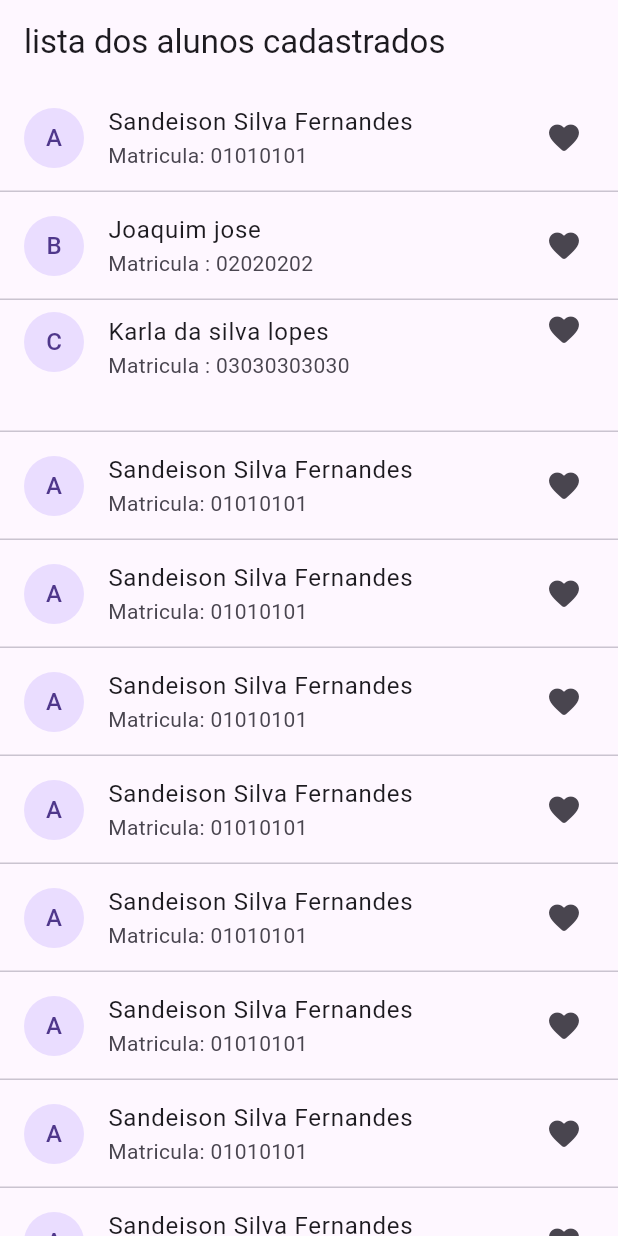
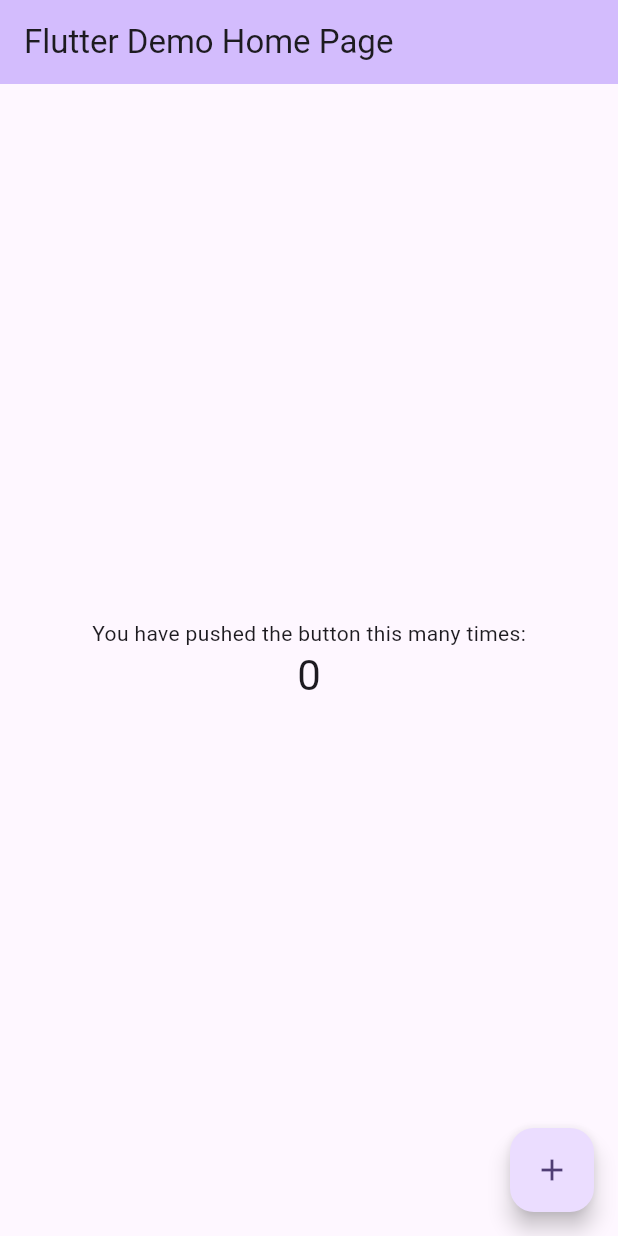
Before and after one commit to siyFred/projeto_escola_flutter, a Flutter app: the screen it shows after launch, on a phone screen of 412 x 824 dp. Run offline on Flutter 3.47's test engine with Material 3 defaults, Android fonts, the phone set to English and light mode, and no system bars.

Commit message:
Corrigindo arquivos da branch main

```diff
--- a/lib/main.dart
+++ b/lib/main.dart
@@ -1,118 +1,122 @@
 import 'package:flutter/material.dart';
 
-/// Flutter code sample for [ListTile].
+void main() {
+  runApp(const MyApp());
+}
 
-void main() => runApp(const ListTileApp());
+class MyApp extends StatelessWidget {
+  const MyApp({super.key});
 
-class ListTileApp extends StatelessWidget {
-  const ListTileApp({super.key});
+  // This widget is the root of your application.
+  @override
+  Widget build(BuildContext context) {
+    return MaterialApp(
+      title: 'Flutter Demo',
+      theme: ThemeData(
+        // This is the theme of your application.
+        //
+        // TRY THIS: Try running your application with "flutter run". You'll see
+        // the application has a purple toolbar. Then, without quitting the app,
+        // try changing the seedColor in the colorScheme below to Colors.green
+        // and then invoke "hot reload" (save your changes or press the "hot
+        // reload" button in a Flutter-supported IDE, or press "r" if you used
+        // the command line to start the app).
+        //
+        // Notice that the counter didn't reset back to zero; the application
+        // state is not lost during the reload. To reset the state, use hot
+        // restart instead.
+        //
+        // This works for code too, not just values: Most code changes can be
+        // tested with just a hot reload.
+        colorScheme: ColorScheme.fromSeed(seedColor: Colors.deepPurple),
+      ),
+      home: const MyHomePage(title: 'Flutter Demo Home Page'),
+    );
+  }
+}
+
+class MyHomePage extends StatefulWidget {
+  const MyHomePage({super.key, required this.title});
+
+  // This widget is the home page of your application. It is stateful, meaning
+  // that it has a State object (defined below) that contains fields that affect
+  // how it looks.
+
+  // This class is the configuration for the state. It holds the values (in this
+  // case the title) provided by the parent (in this case the App widget) and
+  // used by the build method of the State. Fields in a Widget subclass are
+  // always marked "final".
+
+  final String title;
+
+  @override
+  State<MyHomePage> createState() => _MyHomePageState();
+}
+
+class _MyHomePageState extends State<MyHomePage> {
+  int _counter = 0;
+
+  void _incrementCounter() {
+    setState(() {
+      // This call to setState tells the Flutter framework that something has
+      // changed in this State, which causes it to rerun the build method below
+      // so that the display can reflect the updated values. If we changed
+      // _counter without calling setState(), then the build method would not be
+      // called again, and so nothing would appear to happen.
+      _counter++;
+    });
+  }
 
   @override
   Widget build(BuildContext context) {
-    return MaterialApp(theme: ThemeData(useMaterial3: true), home: const ListTileExample());
-  }
-}
-
-class ListTileExample extends StatelessWidget {
-  const ListTileExample({super.key});
-
-  @override
-  Widget build(BuildContext context) {
+    // This method is rerun every time setState is called, for instance as done
+    // by the _incrementCounter method above.
+    //
+    // The Flutter framework has been optimized to make rerunning build methods
+    // fast, so that you can just rebuild anything that needs updating rather
+    // than having to individually change instances of widgets.
     return Scaffold(
-      appBar: AppBar(title: const Text('lista dos alunos cadastrados')),
-      body: ListView(
-        children: const <Widget>[
-          ListTile(
-            leading: CircleAvatar(child: Text('A')),
-            title: Text('Sandeison Silva Fernandes'),
-            subtitle: Text('Matricula: 01010101'),
-            trailing: Icon(Icons.favorite_rounded),
-          ),
-          Divider(height: 0),
-          ListTile(
-            leading: CircleAvatar(child: Text('B')),
-            title: Text('Joaquim jose'),
-            subtitle: Text(
-              'Matricula : 02020202',
+      appBar: AppBar(
+        // TRY THIS: Try changing the color here to a specific color (to
+        // Colors.amber, perhaps?) and trigger a hot reload to see the AppBar
+        // change color while the other colors stay the same.
+        backgroundColor: Theme.of(context).colorScheme.inversePrimary,
+        // Here we take the value from the MyHomePage object that was created by
+        // the App.build method, and use it to set our appbar title.
+        title: Text(widget.title),
+      ),
+      body: Center(
+        // Center is a layout widget. It takes a single child and positions it
+        // in the middle of the parent.
+        child: Column(
+          // Column is also a layout widget. It takes a list of children and
+          // arranges them vertically. By default, it sizes itself to fit its
+          // children horizontally, and tries to be as tall as its parent.
+          //
+          // Column has various properties to control how it sizes itself and
+          // how it positions its children. Here we use mainAxisAlignment to
+          // center the children vertically; the main axis here is the vertical
+          // axis because Columns are vertical (the cross axis would be
+          // horizontal).
+          //
+          // TRY THIS: Invoke "debug painting" (choose the "Toggle Debug Paint"
+          // action in the IDE, or press "p" in the console), to see the
+          // wireframe for each widget.
+          mainAxisAlignment: MainAxisAlignment.center,
+          children: <Widget>[
+            const Text('You have pushed the button this many times:'),
+            Text(
+              '$_counter',
+              style: Theme.of(context).textTheme.headlineMedium,
             ),
-            trailing: Icon(Icons.favorite_rounded),
-          ),
-          Divider(height: 0),
-          ListTile(
-            leading: CircleAvatar(child: Text('C')),
-            title: Text('Karla da silva lopes'),
-            subtitle: Text(
-              "Matricula : 03030303030",
-            ),
-            trailing: Icon(Icons.favorite_rounded),
-            isThreeLine: true,
-          ),
-          Divider(height: 0),
-           ListTile(
-            leading: CircleAvatar(child: Text('A')),
-            title: Text('Sandeison Silva Fernandes'),
-            subtitle: Text('Matricula: 01010101'),
-            trailing: Icon(Icons.favorite_rounded),
-          ),
-          Divider(height: 0),
-           ListTile(
-            leading: CircleAvatar(child: Text('A')),
-            title: Text('Sandeison Silva Fernandes'),
-            subtitle: Text('Matricula: 01010101'),
-            trailing: Icon(Icons.favorite_rounded),
-          ),
-          Divider(height: 0),
-           ListTile(
-            leading: CircleAvatar(child: Text('A')),
-            title: Text('Sandeison Silva Fernandes'),
-            subtitle: Text('Matricula: 01010101'),
-            trailing: Icon(Icons.favorite_rounded),
-          ),
-          Divider(height: 0),
-           ListTile(
-            leading: CircleAvatar(child: Text('A')),
-            title: Text('Sandeison Silva Fernandes'),
-            subtitle: Text('Matricula: 01010101'),
-            trailing: Icon(Icons.favorite_rounded),
-          ),
-          Divider(height: 0),
-           ListTile(
-            leading: CircleAvatar(child: Text('A')),
-            title: Text('Sandeison Silva Fernandes'),
-            subtitle: Text('Matricula: 01010101'),
-            trailing: Icon(Icons.favorite_rounded),
-          ),
-          Divider(height: 0),
-           ListTile(
-            leading: CircleAvatar(child: Text('A')),
-            title: Text('Sandeison Silva Fernandes'),
-            subtitle: Text('Matricula: 01010101'),
-            trailing: Icon(Icons.favorite_rounded),
-          ),
-          Divider(height: 0),
-           ListTile(
-            leading: CircleAvatar(child: Text('A')),
-            title: Text('Sandeison Silva Fernandes'),
-            subtitle: Text('Matricula: 01010101'),
-            trailing: Icon(Icons.favorite_rounded),
-          ),
-          Divider(height: 0),
-           ListTile(
-            leading: CircleAvatar(child: Text('A')),
-            title: Text('Sandeison Silva Fernandes'),
-            subtitle: Text('Matricula: 01010101'),
-            trailing: Icon(Icons.favorite_rounded),
-          ),
-          Divider(height: 0),
-           ListTile(
-            leading: CircleAvatar(child: Text('A')),
-            title: Text('Sandeison Silva Fernandes'),
-            subtitle: Text('Matricula: 01010101'),
-            trailing: Icon(Icons.favorite_rounded),
-          ),
-          Divider(height: 0),
-        ],
+          ],
+        ),
       ),
+      floatingActionButton: FloatingActionButton(
+        onPressed: _incrementCounter,
+        tooltip: 'Increment',
+        child: const Icon(Icons.add),
+      ), // This trailing comma makes auto-formatting nicer for build methods.
     );
   }
 }
```
Also changed, not shown: 1 other file.
